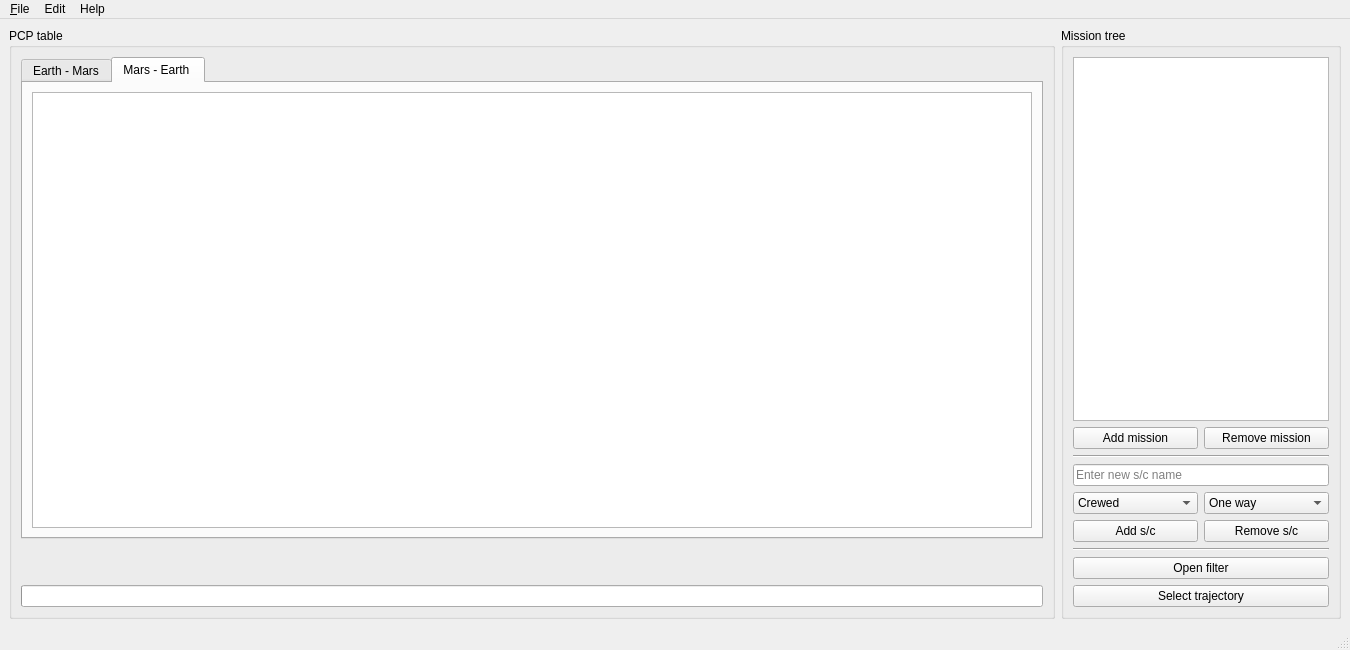
First picture: the form in src/sonet_main_window.ui, repository jorialand/sonet_tfm_horia, before the edit.
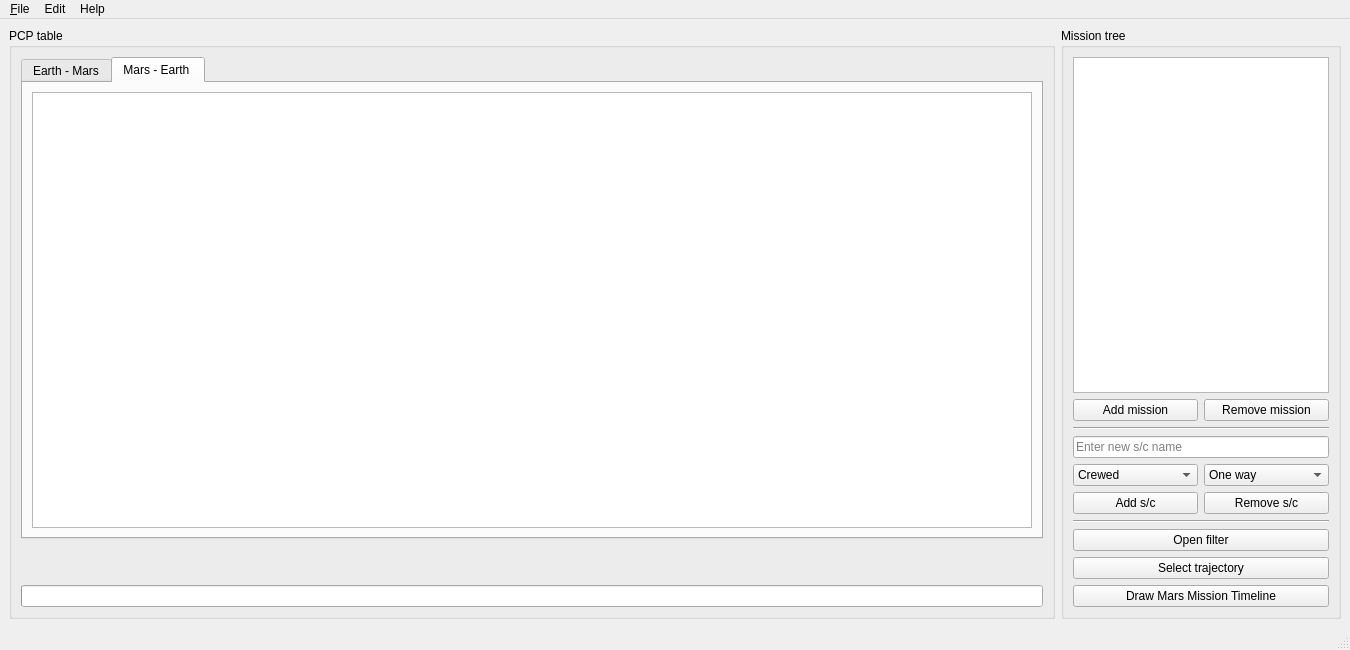
Second picture: the form after the edit.

Commit message: [#42] New SonetCanvasQt class, representing the window which opens when clicking on 'Draw' btn in the main window. It's function is to draw the mars mission timeline through colored rectangles.

Patch:
```diff
--- a/src/sonet_main_window.ui
+++ b/src/sonet_main_window.ui
@@ -194,6 +194,16 @@
          </property>
         </widget>
        </item>
+       <item>
+        <widget class="QPushButton" name="sonet_draw_qpb">
+         <property name="text">
+          <string>Draw Mars Mission Timeline</string>
+         </property>
+        </widget>
+       </item>
+       <item>
+        <layout class="QHBoxLayout" name="sonet_style_picker_qhlayout"/>
+       </item>
       </layout>
      </widget>
     </item>
```
The commit also changes 5 other files.
